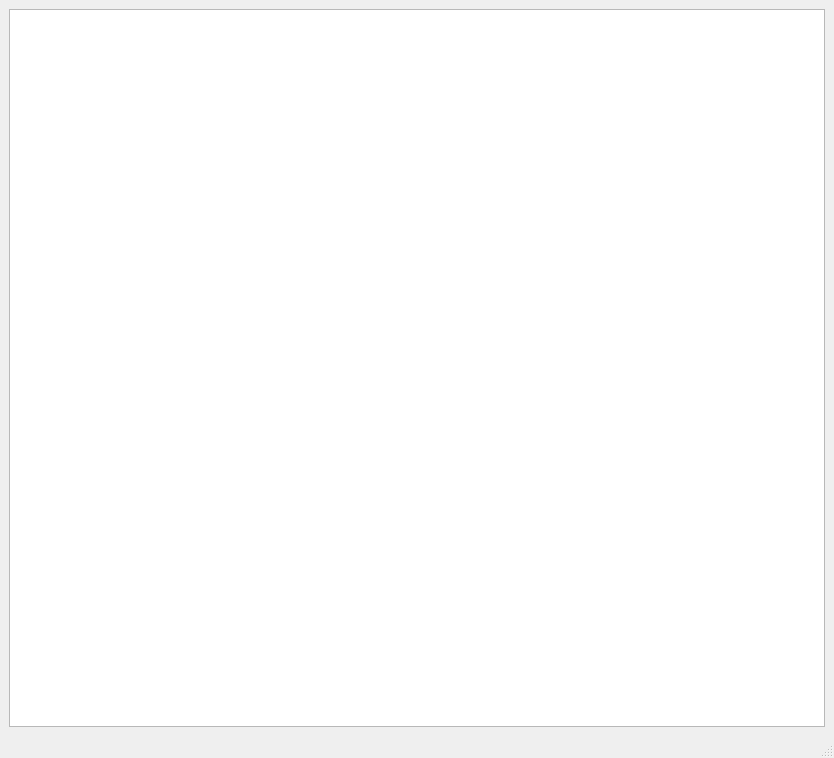
Before: the Qt Designer form client/uic_files/main.ui in radyshenkya/fastnote, drawn with Qt 5.
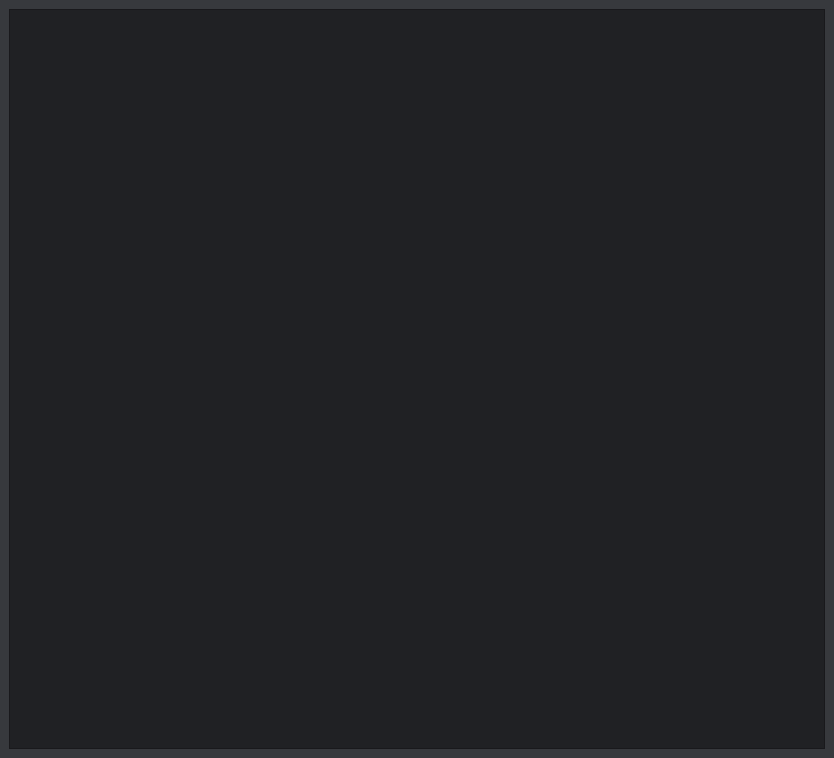
After: the same form once the commit is applied.

Diff of the .ui file:
```diff
--- a/client/uic_files/main.ui
+++ b/client/uic_files/main.ui
@@ -13,35 +13,41 @@
   <property name="windowTitle">
    <string>Fast Note</string>
   </property>
+  <property name="styleSheet">
+   <string notr="true">* {
+	background-color: rgb(55, 57, 61);
+}</string>
+  </property>
   <widget class="QWidget" name="centralwidget">
    <layout class="QVBoxLayout" name="verticalLayout_2">
     <item>
      <layout class="QHBoxLayout" name="main_layout">
       <item>
        <widget class="QPlainTextEdit" name="edit_panel">
+        <property name="sizePolicy">
+         <sizepolicy hsizetype="Expanding" vsizetype="Expanding">
+          <horstretch>1</horstretch>
+          <verstretch>0</verstretch>
+         </sizepolicy>
+        </property>
         <property name="minimumSize">
          <size>
           <width>400</width>
           <height>0</height>
          </size>
         </property>
+        <property name="styleSheet">
+         <string notr="true">* {
+	background-color: rgb(32, 33, 36);
+	color: #fff;
+}</string>
+        </property>
        </widget>
       </item>
      </layout>
     </item>
    </layout>
   </widget>
-  <widget class="QMenuBar" name="menubar">
-   <property name="geometry">
-    <rect>
-     <x>0</x>
-     <y>0</y>
-     <width>834</width>
-     <height>22</height>
-    </rect>
-   </property>
-  </widget>
-  <widget class="QStatusBar" name="statusbar"/>
  </widget>
  <resources/>
  <connections/>
```
